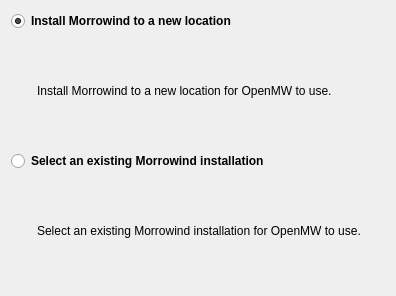
Before: the Qt Designer form files/ui/wizard/methodselectionpage.ui in OpenMW/openmw, drawn with Qt 5.
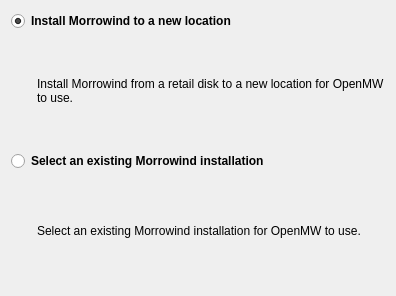
After: the same form once the commit is applied. Icons and pictures are not drawn.

Commit message: Improve clarity of label

```diff
--- a/files/ui/wizard/methodselectionpage.ui
+++ b/files/ui/wizard/methodselectionpage.ui
@@ -79,7 +79,7 @@
      <item>
       <widget class="QLabel" name="newLocationLabel">
        <property name="text">
-        <string>Install Morrowind to a new location for OpenMW to use.</string>
+        <string>Install Morrowind from a retail disk to a new location for OpenMW to use.</string>
        </property>
        <property name="wordWrap">
         <bool>true</bool>
```
